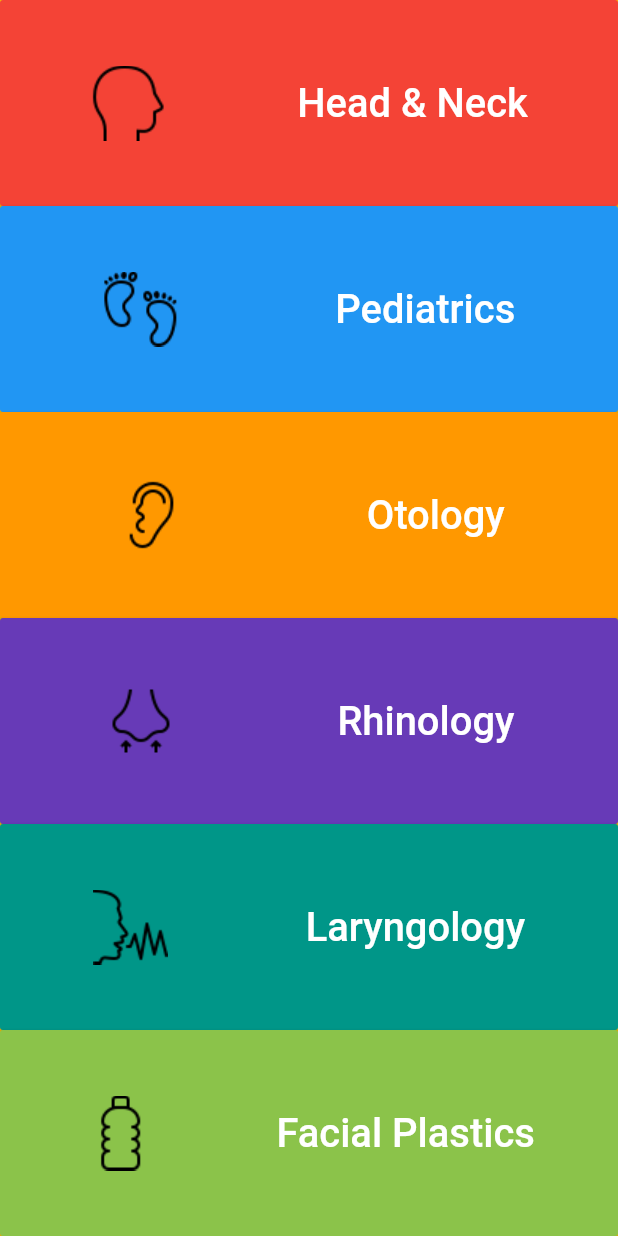
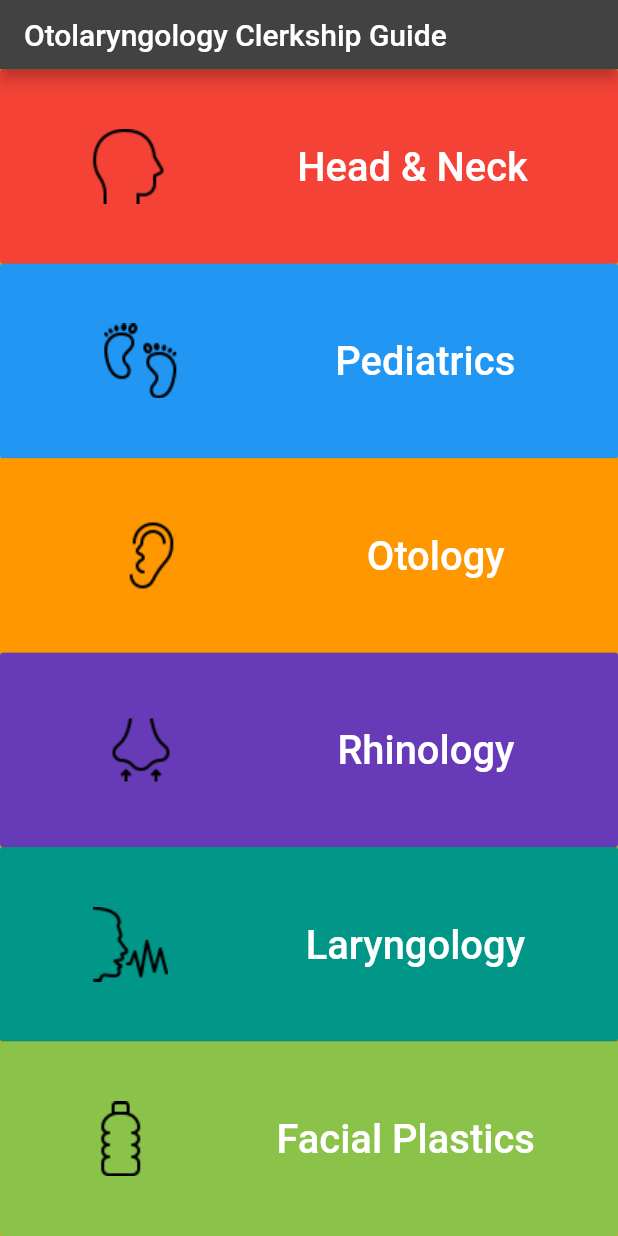
Before and after one commit to hemmrich/OHNS_guide, a Flutter app: the screen it shows after launch, on a phone screen of 412 x 824 dp. Run offline on Flutter 3.47's test engine with Material 2 defaults, Android fonts, the phone set to English and light mode, and no system bars; missing offline and left inert: flutter_webview_plugin, local_assets_server.

Commit message:
Add status bar and improve sizing of home screen buttons

```diff
--- a/lib/homebuttonbox.dart
+++ b/lib/homebuttonbox.dart
@@ -13,11 +13,10 @@ class HomeButtonBox extends StatelessWidget {
   final String id;
   String buttonText;
   Color buttonColor;
-  final double height;
   String image;
   final Widget specialtyWidget;
 
-  HomeButtonBox({this.id, this.height, this.specialtyWidget}) {
+  HomeButtonBox({this.id, this.specialtyWidget}) {
     buttonText = Constants.map[id]['title'];
     buttonColor = Constants.map[id]['color'];
     image = Constants.map[id]['image'];
@@ -25,9 +24,7 @@ class HomeButtonBox extends StatelessWidget {
 
   @override
   Widget build(BuildContext context) {
-    return SizedBox(
-        width: double.infinity,
-        height: height,
+    return Expanded(
         child: Container(
           child: RaisedButton(
               child: Row(
--- a/lib/homepage.dart
+++ b/lib/homepage.dart
@@ -1,5 +1,6 @@
 import 'package:flutter/cupertino.dart';
 import 'package:flutter/material.dart';
+import 'dart:math' as math;
 
 import 'package:ohns_guide/homebuttonbox.dart';
 import 'package:ohns_guide/headandneck.dart';
@@ -12,42 +13,43 @@ import 'package:ohns_guide/facialplastics.dart';
 class HomePage extends StatelessWidget {
   @override
   Widget build(BuildContext context) {
-    final double dividedHeight = MediaQuery.of(context).size.height / 6;
+
+    double screenHeight = MediaQuery.of(context).size.height;
+    print("Phone height: $screenHeight");
+    double appBarHeight = screenHeight * 0.05 + 5;
+    print("appBarHeight: $appBarHeight");
 
     return Scaffold(
         backgroundColor: Colors.amber,
+        appBar: AppBar(title: Text('Otolaryngology Clerkship Guide'),
+                       toolbarHeight: appBarHeight,
+                       backgroundColor: Colors.grey[800]),
         body: Column(
             mainAxisAlignment: MainAxisAlignment.spaceEvenly,
             mainAxisSize: MainAxisSize.max,
             children: [
               HomeButtonBox(
                 id: 'headandneck',
-                height: dividedHeight,
                 specialtyWidget: HeadAndNeck(),
               ),
               HomeButtonBox(
                 id: 'pediatrics',
-                height: dividedHeight,
                 specialtyWidget: Pediatrics(),
               ),
               HomeButtonBox(
                 id: 'otology',
-                height: dividedHeight,
                 specialtyWidget: Otology(),
               ),
               HomeButtonBox(
                 id: 'rhinology',
-                height: dividedHeight,
                 specialtyWidget: Rhinology(),
               ),
               HomeButtonBox(
                 id: 'laryngology',
-                height: dividedHeight,
                 specialtyWidget: Laryngology(),
               ),
               HomeButtonBox(
                   id: 'facialplastics',
-                  height: dividedHeight,
                 specialtyWidget: FacialPlastics(),
               )
             ]
```
